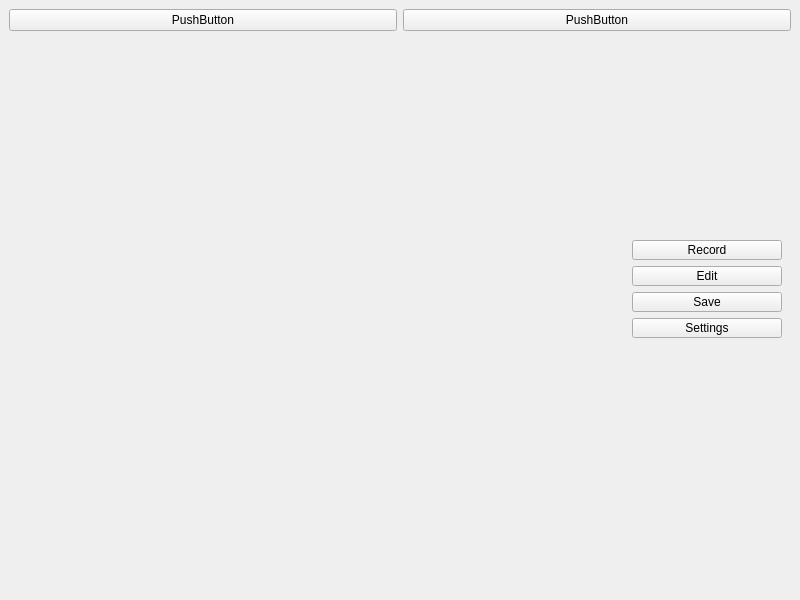
Old version of the form mainwindow.ui in the repository Arsenal591/GifRecorder.
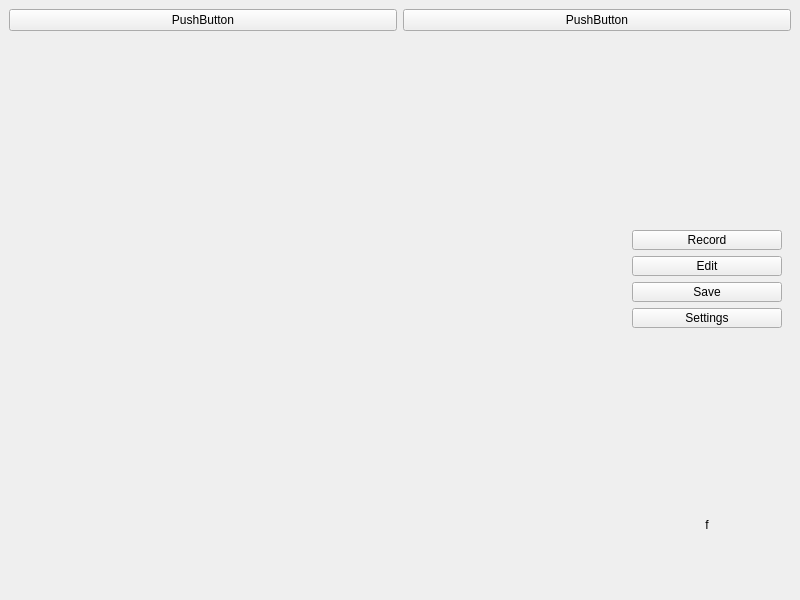
New version of the form. Custom widgets are drawn as their Qt base class.

```diff
--- a/mainwindow.ui
+++ b/mainwindow.ui
@@ -51,6 +51,19 @@
           <layout class="QVBoxLayout" name="verticalLayout_4">
            <item>
             <layout class="QVBoxLayout" name="verticalLayout_3">
+             <item>
+              <spacer name="verticalSpacer_2">
+               <property name="orientation">
+                <enum>Qt::Vertical</enum>
+               </property>
+               <property name="sizeHint" stdset="0">
+                <size>
+                 <width>20</width>
+                 <height>40</height>
+                </size>
+               </property>
+              </spacer>
+             </item>
              <item>
               <widget class="QPushButton" name="recordButton">
                <property name="sizePolicy">
@@ -151,6 +164,29 @@
                </property>
               </widget>
              </item>
+             <item>
+              <spacer name="verticalSpacer">
+               <property name="orientation">
+                <enum>Qt::Vertical</enum>
+               </property>
+               <property name="sizeHint" stdset="0">
+                <size>
+                 <width>20</width>
+                 <height>40</height>
+                </size>
+               </property>
+              </spacer>
+             </item>
+             <item>
+              <widget class="QLabel" name="progessText">
+               <property name="text">
+                <string>f</string>
+               </property>
+               <property name="alignment">
+                <set>Qt::AlignCenter</set>
+               </property>
+              </widget>
+             </item>
             </layout>
            </item>
           </layout>
```
